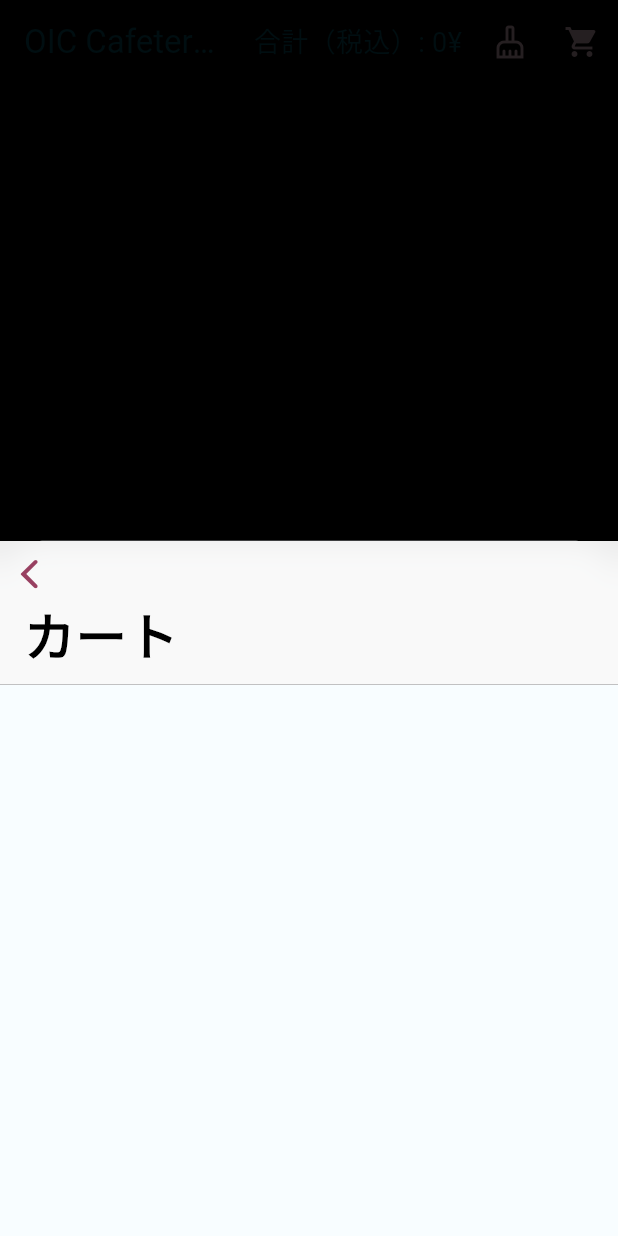
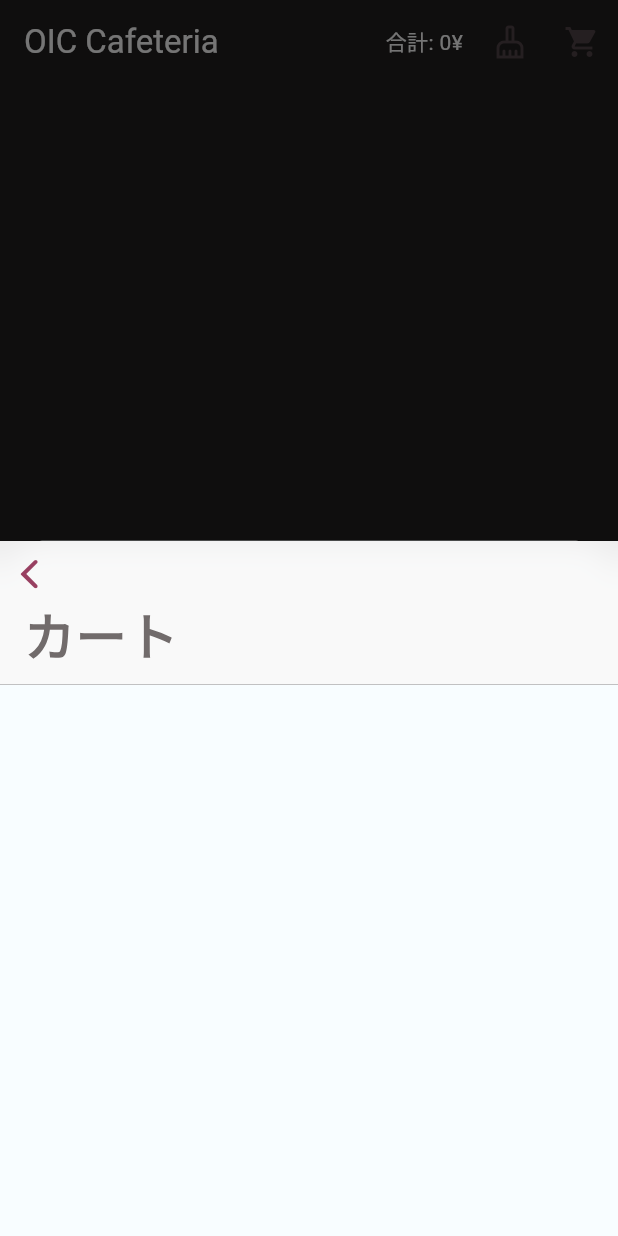
Before and after one commit to hspark15429/uniberry, a Flutter app: the CafeteriaAppBar widget shown alone on an empty page, opened directly, after a tap on the "shopping cart" icon, on a phone screen of 412 x 824 dp. Run offline on Flutter 3.47's test engine with Material 2 defaults, Android fonts, the phone set to English and light mode, and no system bars; our stand-ins replace cloud_firestore, email_validator, firebase_auth, firebase_core, firebase_dynamic_links, firebase_storage and 1 more; missing offline and left inert: firebase_ui_localizations, firebase_ui_oauth, firebase_ui_shared; accounts and stored records are empty; generated files the repository leaves out were written again; network calls fail.

Commit message:
darkmode, change colors, style

```diff
--- a/lib/main.dart
+++ b/lib/main.dart
@@ -144,11 +144,15 @@ class App extends StatelessWidget {
 
   @override
   Widget build(BuildContext context) {
+    final Brightness brightnessValue =
+        MediaQuery.of(context).platformBrightness;
     return MaterialApp.router(
       title: 'Uniberry',
       theme: ThemeData(
         useMaterial3: true,
-        colorScheme: lightColorScheme,
+        colorScheme: brightnessValue == Brightness.dark
+            ? darkColorScheme
+            : lightColorScheme,
         visualDensity: VisualDensity.adaptivePlatformDensity,
       ),
       routerConfig: _router,
--- a/lib/product_row_item.dart
+++ b/lib/product_row_item.dart
@@ -25,7 +25,7 @@ class ProductRowItem extends StatelessWidget {
         bottom: 8,
         right: 8,
       ),
-      child: CupertinoListTile(
+      child: ListTile(
         leading: ClipRRect(
           borderRadius: BorderRadius.circular(4),
           child: InkWell(
@@ -43,7 +43,8 @@ class ProductRowItem extends StatelessWidget {
             ),
           ),
         ),
-        leadingSize: 68,
+        visualDensity: VisualDensity(vertical: -4),
+        // leadingSize: 68,
         title: Column(
           crossAxisAlignment: CrossAxisAlignment.start,
           children: [
--- a/lib/screens/cafeteria_page.dart
+++ b/lib/screens/cafeteria_page.dart
@@ -11,11 +11,9 @@ class CafeteriaPage extends StatelessWidget {
 
   @override
   Widget build(BuildContext context) {
-    return MaterialApp(
-      home: Scaffold(
-        appBar: CafeteriaAppBar(),
-        body: const ProductListTab(), // NEW
-      ),
+    return Scaffold(
+      appBar: CafeteriaAppBar(),
+      body: const ProductListTab(), // NEW
     );
   }
 }
@@ -33,13 +31,23 @@ class CafeteriaAppBar extends StatelessWidget implements PreferredSizeWidget {
   Widget build(BuildContext context) {
     return AppBar(
       centerTitle: false,
-      title: Text('OIC Cafeteria'),
-      backgroundColor: Colors.black,
+      title: Text(
+        'OIC Cafeteria',
+        style: TextStyle(
+          color: Colors.white,
+        ),
+      ),
+      backgroundColor: const Color.fromARGB(255, 32, 30, 30),
+      automaticallyImplyLeading: false,
       actions: [
         Row(
           children: [
-            Paragraph(
-                '合計（税込）: ${context.select((AppStateModel m) => m.totalCost).toStringAsFixed(0)}¥'),
+            Text(
+              '合計: ${context.select((AppStateModel m) => m.totalCost).toStringAsFixed(0)}¥  ',
+              style: TextStyle(
+                color: Colors.white,
+              ),
+            ),
             IconButton(
               icon: const Icon(Icons.cleaning_services_outlined),
               onPressed: () {
--- a/lib/screens/top_page.dart
+++ b/lib/screens/top_page.dart
@@ -65,17 +65,17 @@ class _TopPageState extends State<TopPage> {
           child: const MainPage(),
         ),
         Container(
-          color: Colors.green,
+          // color: Colors.green,
           alignment: Alignment.center,
           child: const TimetablePage(),
         ),
         Container(
-          color: Colors.blue,
+          // color: Colors.blue,
           alignment: Alignment.center,
           child: const AnonymousBoard(),
         ),
         Container(
-          color: Colors.black,
+          // color: Colors.black,
           alignment: Alignment.center,
           child: const CafeteriaPage(),
         ),
--- a/lib/shopping_cart_tab.dart
+++ b/lib/shopping_cart_tab.dart
@@ -60,62 +60,131 @@ class _ShoppingCartTabState extends State<ShoppingCartTab> {
                         const SizedBox(height: 6),
                         Text(
                           '合計（税込） ${_currencyFormat.format(model.totalCost)}',
-                          style: Styles.productRowTotal,
+                          // style: Styles.productRowTotal,
                         ),
-                        SizedBox(height: 10),
-                        Row(
-                          children: [
-                            DefaultTextStyle(
-                              style: Styles.nutritionName,
-                              child: Column(children: [
-                                Text('合計（税込） カロリー'),
-                                Text('合計（税込） タンパク質'),
-                                Text('合計（税込） 脂質'),
-                                Text('合計（税込） 炭水化物'),
-                                Text('合計（税込） 食塩相当量'),
-                                Text('合計（税込） カルシウム'),
-                                Text('合計（税込） 野菜量'),
-                                Text('合計（税込） 鉄'),
-                                Text('合計（税込） ビタミン A'),
-                                Text('合計（税込） ビタミン B1'),
-                                Text('合計（税込） ビタミン B2'),
-                                Text('合計（税込） ビタミン C'),
-                              ]),
-                            ),
-                            SizedBox(width: 10),
-                            DefaultTextStyle(
-                              style: Styles.nutritionValue,
-                              child: Column(
-                                children: [
-                                  Text(
-                                      '${model.subtotalNutrition.energy.toStringAsFixed(0)} Kcal'),
-                                  Text(
-                                      '${model.subtotalNutrition.protein.toStringAsFixed(1)} g'),
-                                  Text(
-                                      '${model.subtotalNutrition.fat.toStringAsFixed(1)} g'),
-                                  Text(
-                                      '${model.subtotalNutrition.carbohydrates.toStringAsFixed(1)} g'),
-                                  Text(
-                                      '${model.subtotalNutrition.salt.toStringAsFixed(1)} g'),
-                                  Text(
-                                      '${model.subtotalNutrition.calcium.toStringAsFixed(1)} mg'),
-                                  Text(
-                                      '${model.subtotalNutrition.veg.toStringAsFixed(1)} g'),
-                                  Text(
-                                      '${model.subtotalNutrition.iron.toStringAsFixed(1)} mg'),
-                                  Text(
-                                      '${model.subtotalNutrition.vitA.toStringAsFixed(1)} μg'),
-                                  Text(
-                                      '${model.subtotalNutrition.vitB1.toStringAsFixed(1)} mg'),
-                                  Text(
-                                      '${model.subtotalNutrition.vitB2.toStringAsFixed(1)} mg'),
-                                  Text(
-                                      '${model.subtotalNutrition.vitC.toStringAsFixed(1)} mg'),
-                                ],
-                              ),
-                            ),
+                        DataTable(
+                          dataRowHeight: 20,
+                          columns: const [
+                            DataColumn(label: Text('栄養素')),
+                            DataColumn(label: Text('合計')),
                           ],
-                        )
+                          rows: [
+                            DataRow(cells: [
+                              DataCell(Text('カロリー')),
+                              DataCell(Text(
+                                  '${model.subtotalNutrition.energy.toStringAsFixed(0)} Kcal')),
+                            ]),
+                            DataRow(cells: [
+                              DataCell(Text('タンパク質')),
+                              DataCell(Text(
+                                  '${model.subtotalNutrition.protein.toStringAsFixed(1)} g')),
+                            ]),
+                            DataRow(cells: [
+                              DataCell(Text('脂質')),
+                              DataCell(Text(
+                                  '${model.subtotalNutrition.fat.toStringAsFixed(1)} g')),
+                            ]),
+                            DataRow(cells: [
+                              DataCell(Text('炭水化物')),
+                              DataCell(Text(
+                                  '${model.subtotalNutrition.carbohydrates.toStringAsFixed(1)} g')),
+                            ]),
+                            DataRow(cells: [
+                              DataCell(Text('食塩相当量')),
+                              DataCell(Text(
+                                  '${model.subtotalNutrition.salt.toStringAsFixed(1)} g')),
+                            ]),
+                            DataRow(cells: [
+                              DataCell(Text('カルシウム')),
+                              DataCell(Text(
+                                  '${model.subtotalNutrition.calcium.toStringAsFixed(1)} mg')),
+                            ]),
+                            DataRow(cells: [
+                              DataCell(Text('野菜量')),
+                              DataCell(Text(
+                                  '${model.subtotalNutrition.veg.toStringAsFixed(1)} g')),
+                            ]),
+                            DataRow(cells: [
+                              DataCell(Text('鉄')),
+                              DataCell(Text(
+                                  '${model.subtotalNutrition.iron.toStringAsFixed(1)} mg')),
+                            ]),
+                            DataRow(cells: [
+                              DataCell(Text('ビタミン A')),
+                              DataCell(Text(
+                                  '${model.subtotalNutrition.vitA.toStringAsFixed(1)} μg')),
+                            ]),
+                            DataRow(cells: [
+                              DataCell(Text('ビタミン B1')),
+                              DataCell(Text(
+                                  '${model.subtotalNutrition.vitB1.toStringAsFixed(1)} mg')),
+                            ]),
+                            DataRow(cells: [
+                              DataCell(Text('ビタミン B2')),
+                              DataCell(Text(
+                                  '${model.subtotalNutrition.vitB2.toStringAsFixed(1)} mg')),
+                            ]),
+                            DataRow(cells: [
+                              DataCell(Text('ビタミン C')),
+                              DataCell(Text(
+                                  '${model.subtotalNutrition.vitC.toStringAsFixed(1)} mg')),
+                            ]),
+                          ],
+                        ),
+
+                        // Row(
+                        //   children: [
+                        //     DefaultTextStyle(
+                        //       style: Styles.nutritionName,
+                        //       child: Column(children: [
+                        //         Text('合計（税込） カロリー'),
+                        //         Text('合計（税込） タンパク質'),
+                        //         Text('合計（税込） 脂質'),
+                        //         Text('合計（税込） 炭水化物'),
+                        //         Text('合計（税込） 食塩相当量'),
+                        //         Text('合計（税込） カルシウム'),
+                        //         Text('合計（税込） 野菜量'),
+                        //         Text('合計（税込） 鉄'),
+                        //         Text('合計（税込） ビタミン A'),
+                        //         Text('合計（税込） ビタミン B1'),
+                        //         Text('合計（税込） ビタミン B2'),
+                        //         Text('合計（税込） ビタミン C'),
+                        //       ]),
+                        //     ),
+                        //     SizedBox(width: 10),
+                        //     DefaultTextStyle(
+                        //       style: Styles.nutritionValue,
+                        //       child: Column(
+                        //         children: [
+                        //           Text(
+                        //               '${model.subtotalNutrition.energy.toStringAsFixed(0)} Kcal'),
+                        //           Text(
+                        //               '${model.subtotalNutrition.protein.toStringAsFixed(1)} g'),
+                        //           Text(
+                        //               '${model.subtotalNutrition.fat.toStringAsFixed(1)} g'),
+                        //           Text(
+                        //               '${model.subtotalNutrition.carbohydrates.toStringAsFixed(1)} g'),
+                        //           Text(
+                        //               '${model.subtotalNutrition.salt.toStringAsFixed(1)} g'),
+                        //           Text(
+                        //               '${model.subtotalNutrition.calcium.toStringAsFixed(1)} mg'),
+                        //           Text(
+                        //               '${model.subtotalNutrition.veg.toStringAsFixed(1)} g'),
+                        //           Text(
+                        //               '${model.subtotalNutrition.iron.toStringAsFixed(1)} mg'),
+                        //           Text(
+                        //               '${model.subtotalNutrition.vitA.toStringAsFixed(1)} μg'),
+                        //           Text(
+                        //               '${model.subtotalNutrition.vitB1.toStringAsFixed(1)} mg'),
+                        //           Text(
+                        //               '${model.subtotalNutrition.vitB2.toStringAsFixed(1)} mg'),
+                        //           Text(
+                        //               '${model.subtotalNutrition.vitC.toStringAsFixed(1)} mg'),
+                        //         ],
+                        //       ),
+                        //     ),
+                        //   ],
+                        // )
                       ],
                     )
                   ],
@@ -135,7 +204,10 @@ class _ShoppingCartTabState extends State<ShoppingCartTab> {
         return CustomScrollView(
           slivers: <Widget>[
             const CupertinoSliverNavigationBar(
-              largeTitle: Text('カート'),
+              largeTitle: Text('カート',
+                  style: TextStyle(
+                    color: Color.fromARGB(255, 113, 107, 107),
+                  )),
             ),
             SliverSafeArea(
               top: false,
@@ -172,7 +244,7 @@ class ShoppingCartItem extends StatelessWidget {
     final row = SafeArea(
       top: false,
       bottom: false,
-      child: CupertinoListTile(
+      child: ListTile(
         leading: ClipRRect(
           borderRadius: BorderRadius.circular(4),
           child: Image.network(
@@ -182,19 +254,19 @@ class ShoppingCartItem extends StatelessWidget {
             height: 40,
           ),
         ),
-        leadingSize: 40,
+        // leadingSize: 40,
         title: Text(
           product.name_jp,
-          style: Styles.productRowItemName,
+          // style: Styles.productRowItemName,
         ),
         subtitle: Text(
           '${quantity > 1 ? '$quantity x ' : ''}'
           '${formatter.format(product.price)}',
-          style: Styles.productRowItemPrice,
+          // style: Styles.productRowItemPrice,
         ),
         trailing: Text(
           formatter.format(quantity * product.price),
-          style: Styles.productRowItemName,
+          // style: Styles.productRowItemName,
         ),
       ),
     );
--- a/lib/src/timetable_service.dart
+++ b/lib/src/timetable_service.dart
@@ -122,7 +122,7 @@ class TimetableService {
               width: 300,
               height: 250,
               child: CupertinoPicker(
-                backgroundColor: Colors.white,
+                // backgroundColor: Colors.white,
                 itemExtent: 30,
                 scrollController:
                     FixedExtentScrollController(initialItem: currentMajor),
```
Also changed, not shown: lib/screens/anonymous_board.dart (+10 -7 lines), lib/screens/main_page.dart (+7 -7 lines), lib/screens/timetable_page.dart (+17 -12 lines), 1 other file.
